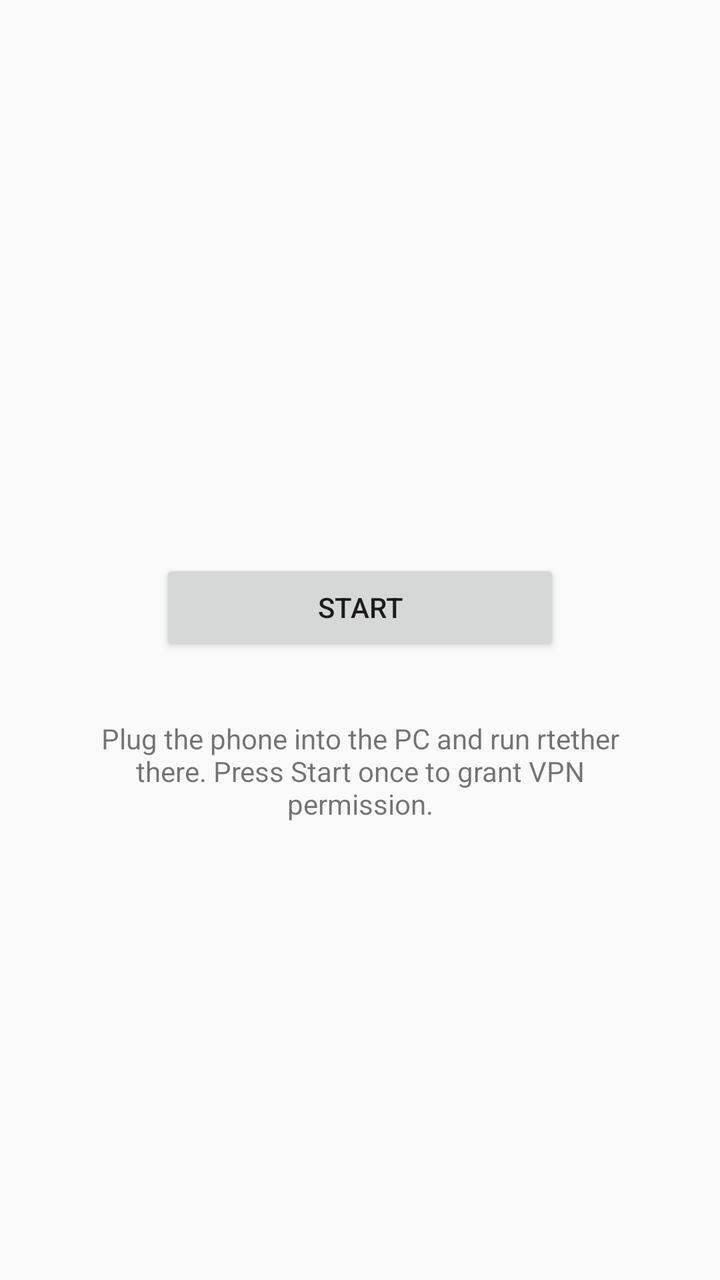
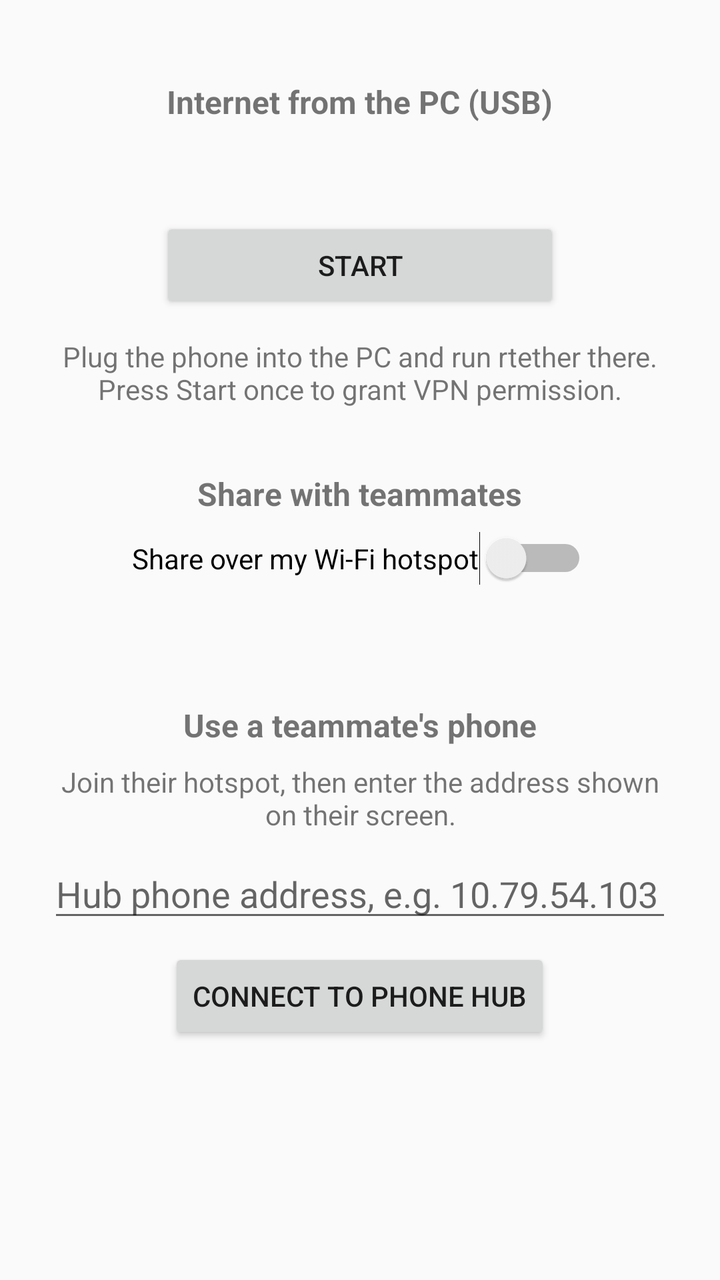

Screens rendered from an Android XML layout before and after an edit, with the pre-edit source and the edit as a unified diff.
<!-- AndroidManifest.xml: application theme Theme.AppCompat.Light.DarkActionBar -->
<!-- res/layout/activity_main.xml -->
<?xml version="1.0" encoding="utf-8"?>
<LinearLayout xmlns:android="http://schemas.android.com/apk/res/android"
    android:layout_width="match_parent"
    android:layout_height="match_parent"
    android:gravity="center"
    android:orientation="vertical"
    android:padding="32dp">

    <TextView
        android:id="@+id/status"
        android:layout_width="wrap_content"
        android:layout_height="wrap_content"
        android:layout_marginBottom="24dp"
        android:textSize="20sp" />

    <Button
        android:id="@+id/toggle"
        android:layout_width="200dp"
        android:layout_height="wrap_content"
        android:text="@string/start" />

    <TextView
        android:layout_width="match_parent"
        android:layout_height="wrap_content"
        android:layout_marginTop="32dp"
        android:gravity="center"
        android:text="@string/help"
        android:textSize="14sp" />
</LinearLayout>
<!-- resources referenced by this layout -->
<resources>
  <string name="help">Plug the phone into the PC and run rtether there. Press Start once to grant VPN permission.</string>
  <string name="start">Start</string>
</resources>

<!-- the commit's change to res/layout/activity_main.xml (unified diff, before → after) -->
@@ -1,29 +1,98 @@
 <?xml version="1.0" encoding="utf-8"?>
-<LinearLayout xmlns:android="http://schemas.android.com/apk/res/android"
+<ScrollView xmlns:android="http://schemas.android.com/apk/res/android"
     android:layout_width="match_parent"
-    android:layout_height="match_parent"
-    android:gravity="center"
-    android:orientation="vertical"
-    android:padding="32dp">
+    android:layout_height="match_parent">
 
-    <TextView
-        android:id="@+id/status"
-        android:layout_width="wrap_content"
-        android:layout_height="wrap_content"
-        android:layout_marginBottom="24dp"
-        android:textSize="20sp" />
-
-    <Button
-        android:id="@+id/toggle"
-        android:layout_width="200dp"
-        android:layout_height="wrap_content"
-        android:text="@string/start" />
-
-    <TextView
+    <LinearLayout
         android:layout_width="match_parent"
         android:layout_height="wrap_content"
-        android:layout_marginTop="32dp"
-        android:gravity="center"
-        android:text="@string/help"
-        android:textSize="14sp" />
-</LinearLayout>
+        android:gravity="center_horizontal"
+        android:orientation="vertical"
+        android:padding="24dp">
+
+        <TextView
+            android:layout_width="wrap_content"
+            android:layout_height="wrap_content"
+            android:layout_marginTop="16dp"
+            android:text="@string/section_usb"
+            android:textSize="16sp"
+            android:textStyle="bold" />
+
+        <TextView
+            android:id="@+id/status"
+            android:layout_width="wrap_content"
+            android:layout_height="wrap_content"
+            android:layout_marginTop="8dp"
+            android:layout_marginBottom="12dp"
+            android:textSize="20sp" />
+
+        <Button
+            android:id="@+id/toggle"
+            android:layout_width="200dp"
+            android:layout_height="wrap_content"
+            android:text="@string/start" />
+
+        <TextView
+            android:layout_width="match_parent"
+            android:layout_height="wrap_content"
+            android:layout_marginTop="12dp"
+            android:gravity="center"
+            android:text="@string/help"
+            android:textSize="14sp" />
+
+        <TextView
+            android:layout_width="wrap_content"
+            android:layout_height="wrap_content"
+            android:layout_marginTop="32dp"
+            android:text="@string/section_share"
+            android:textSize="16sp"
+            android:textStyle="bold" />
+
+        <Switch
+            android:id="@+id/share_switch"
+            android:layout_width="wrap_content"
+            android:layout_height="wrap_content"
+            android:layout_marginTop="8dp"
+            android:text="@string/share_switch" />
+
+        <TextView
+            android:id="@+id/hub_info"
+            android:layout_width="match_parent"
+            android:layout_height="wrap_content"
+            android:layout_marginTop="8dp"
+            android:gravity="center"
+            android:textSize="14sp" />
+
+        <TextView
+            android:layout_width="wrap_content"
+            android:layout_height="wrap_content"
+            android:layout_marginTop="32dp"
+            android:text="@string/section_client"
+            android:textSize="16sp"
+            android:textStyle="bold" />
+
+        <TextView
+            android:layout_width="match_parent"
+            android:layout_height="wrap_content"
+            android:layout_marginTop="8dp"
+            android:gravity="center"
+            android:text="@string/client_help"
+            android:textSize="14sp" />
+
+        <EditText
+            android:id="@+id/hub_host"
+            android:layout_width="match_parent"
+            android:layout_height="wrap_content"
+            android:layout_marginTop="8dp"
+            android:hint="@string/hub_host_hint"
+            android:inputType="textUri"
+            android:importantForAutofill="no" />
+
+        <Button
+            android:id="@+id/connect_hub"
+            android:layout_width="wrap_content"
+            android:layout_height="wrap_content"
+            android:layout_marginTop="8dp"
+            android:text="@string/connect_hub" />
+    </LinearLayout>
+</ScrollView>
<!-- resource entries referenced after the edit -->
@@ -1,6 +1,13 @@
 <!-- resources referenced by this layout -->
 <resources>
+  <string name="client_help">Join their hotspot, then enter the address shown on their screen.</string>
+  <string name="connect_hub">Connect to phone hub</string>
   <string name="help">Plug the phone into the PC and run rtether there. Press Start once to grant VPN permission.</string>
+  <string name="hub_host_hint">Hub phone address, e.g. 10.79.54.103</string>
+  <string name="section_client">Use a teammate\'s phone</string>
+  <string name="section_share">Share with teammates</string>
+  <string name="section_usb">Internet from the PC (USB)</string>
+  <string name="share_switch">Share over my Wi-Fi hotspot</string>
   <string name="start">Start</string>
 </resources>
 
